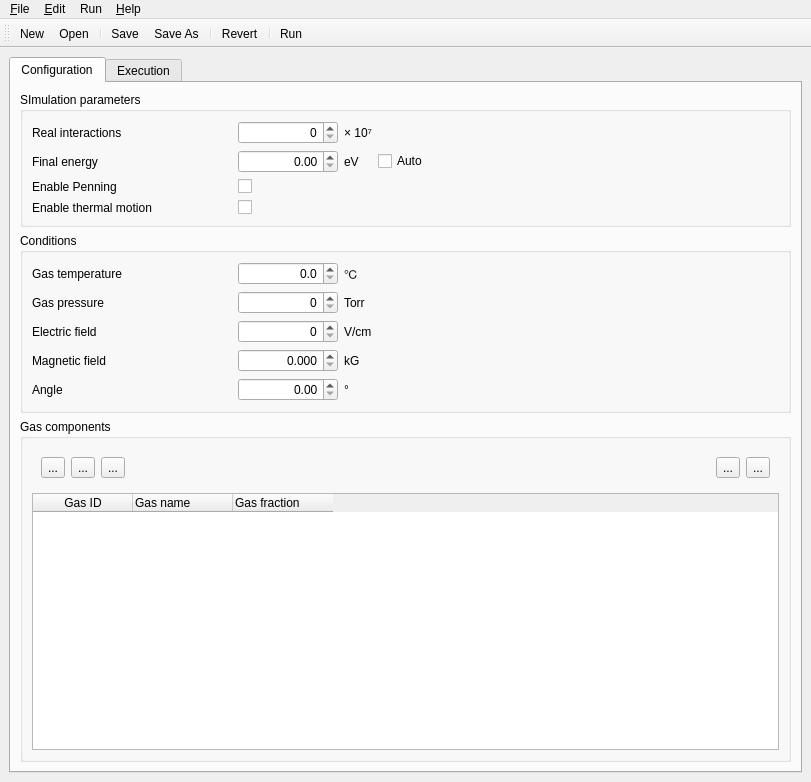
Qt form src/magboltz_gui/ui/main.ui (cpls-lab/magboltz-gui) before a commit.
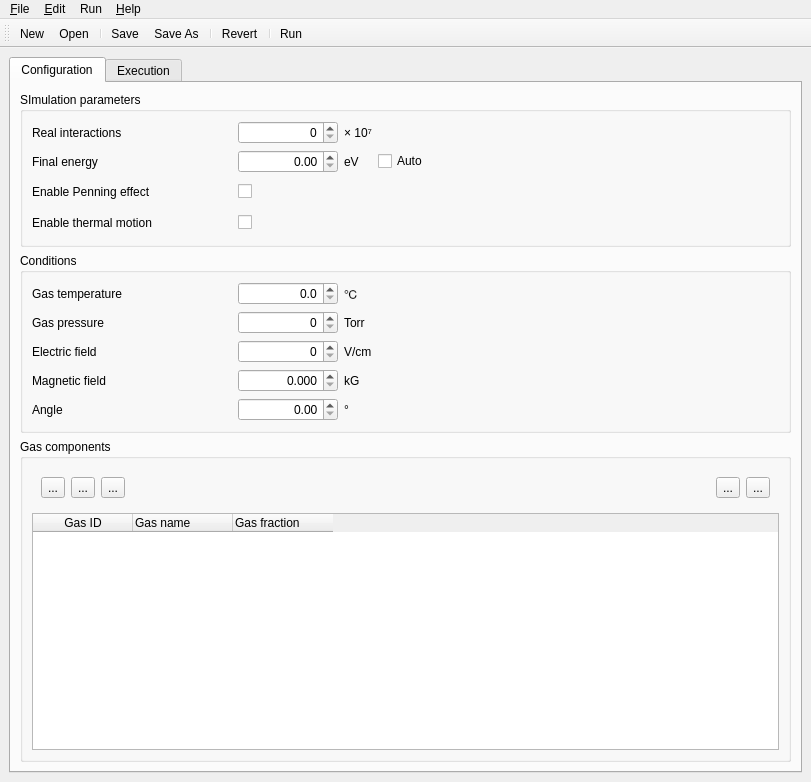
The same form after that commit. The open tabs and pages were chosen to show the change. Icons and pictures are not drawn.

Commit message: Using MacOS native icons

What changed in the file:
```diff
--- a/src/magboltz_gui/ui/main.ui
+++ b/src/magboltz_gui/ui/main.ui
@@ -46,6 +46,12 @@
              <property name="text">
               <string/>
              </property>
+             <property name="minimumSize">
+              <size>
+               <width>0</width>
+               <height>25</height>
+              </size>
+             </property>
             </widget>
            </item>
            <item row="0" column="4">
@@ -133,7 +139,7 @@
            <item row="2" column="0">
             <widget class="QLabel" name="label_16">
              <property name="text">
-              <string>Enable Penning</string>
+              <string>Enable Penning effect</string>
              </property>
             </widget>
            </item>
@@ -152,6 +158,12 @@
              <property name="text">
               <string/>
              </property>
+              <property name="minimumSize">
+              <size>
+               <width>0</width>
+               <height>25</height>
+              </size>
+             </property>
             </widget>
            </item>
           </layout>
```
The commit also changes 1 other file.
